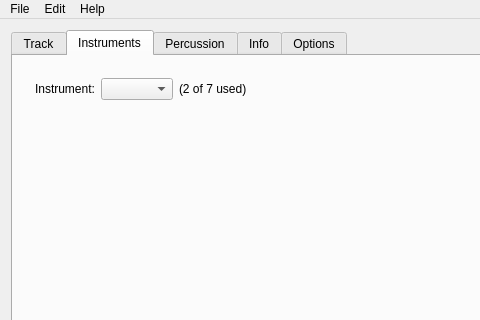
Before: the Qt Designer form mainwindow.ui in steux/tiatracker, drawn with Qt 5; both pictures show x 0 to 480 and y 0 to 320 of the 1064 by 783 pixel window.
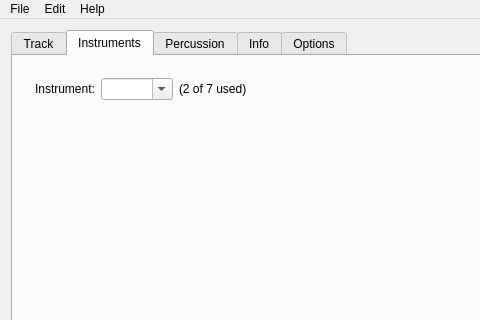
After: the same form once the commit is applied. Custom widgets are drawn as their Qt base class.

Commit message: - qcombobox selection color fixed

The edit to the form file:
```diff
--- a/mainwindow.ui
+++ b/mainwindow.ui
@@ -47,7 +47,11 @@
             </widget>
            </item>
            <item>
-            <widget class="QComboBox" name="comboBox"/>
+            <widget class="QComboBox" name="comboBox">
+             <property name="editable">
+              <bool>true</bool>
+             </property>
+            </widget>
            </item>
            <item>
             <widget class="QLabel" name="label_4">
```
The commit also changes 1 other file.
